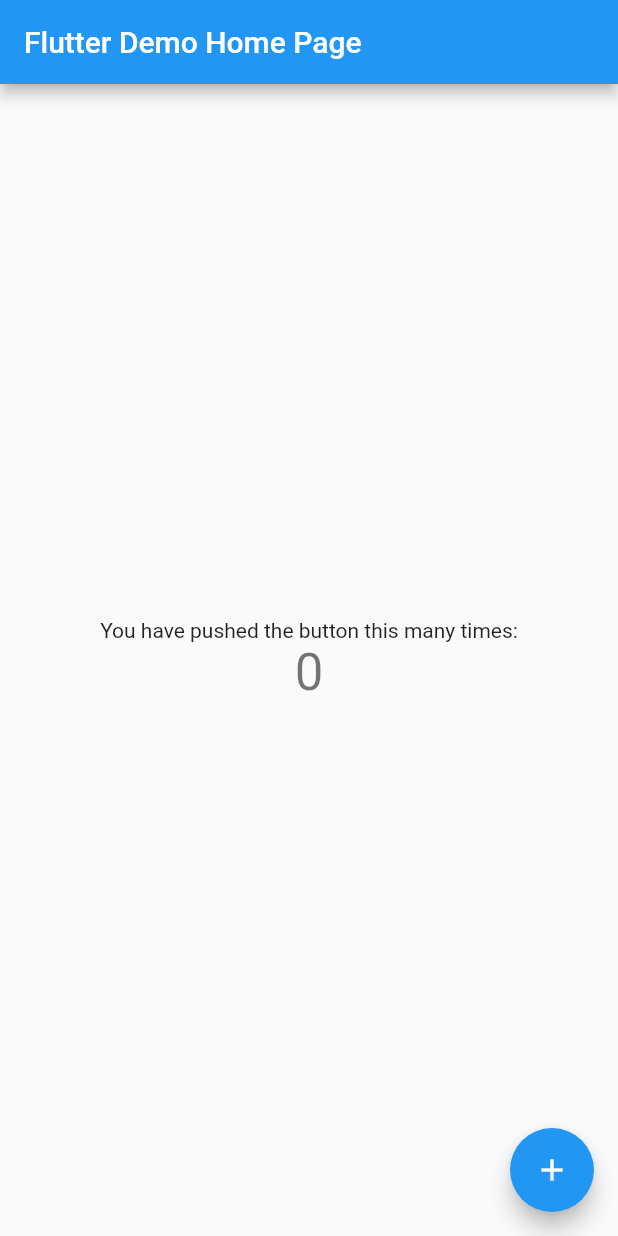
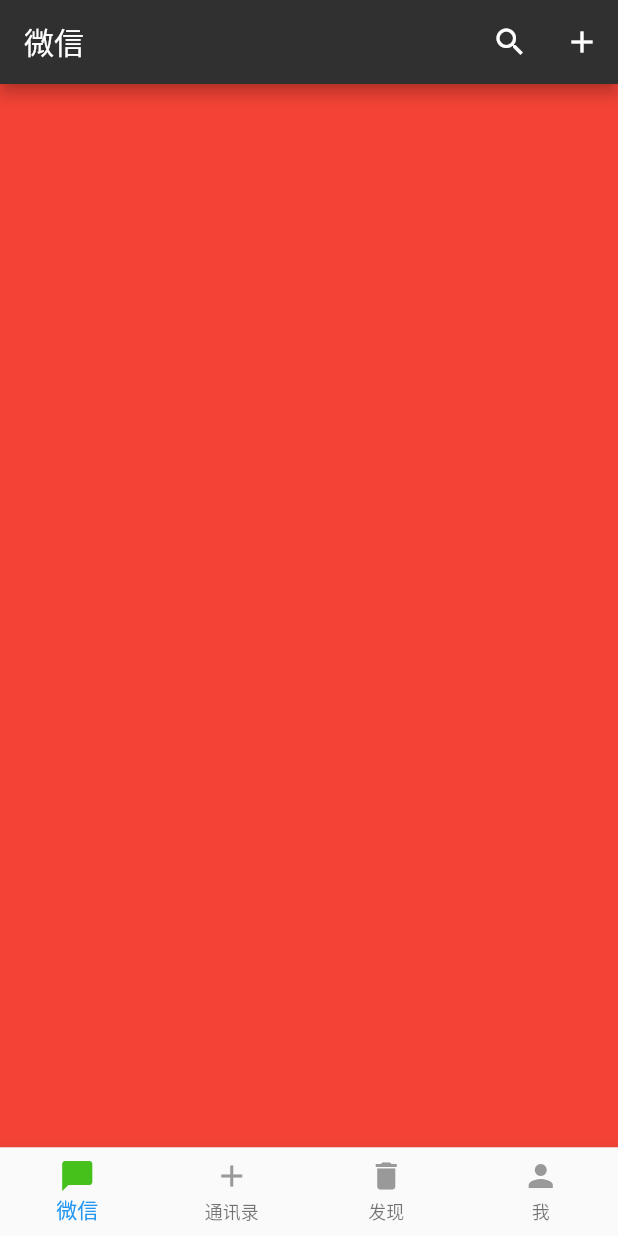
Before and after one commit to hyzhan43/wechat_clone, a Flutter app: the screen it shows after launch, on a phone screen of 412 x 824 dp. Run offline on Flutter 3.47's test engine with Material 2 defaults, Android fonts, the phone set to English and light mode, and no system bars.

Commit message:
完成首页底部按钮

```diff
--- /dev/null
+++ b/lib/constants.dart
@@ -0,0 +1,9 @@
+class AppColors {
+  static const AppBarColor = 0xff303030;
+  static const TabIconNormal = 0xff999999;
+  static const TabIconActive = 0xff46c11b;
+}
+
+class Constants {
+  static const IconFontFamily = "appIconFont";
+}
--- /dev/null
+++ b/lib/home/home_screen.dart
@@ -0,0 +1,95 @@
+import 'package:flutter/material.dart';
+import 'package:flutter_wechat/constants.dart';
+
+class NavigationIconView {
+  final String _title;
+  final IconData _icon;
+  final IconData _activeIcon;
+  final BottomNavigationBarItem item;
+
+  NavigationIconView(
+      {Key key, String title, IconData icon, IconData activeIcon})
+      : _title = title,
+        _icon = icon,
+        _activeIcon = activeIcon,
+        item = new BottomNavigationBarItem(
+            icon: Icon(
+              icon,
+              color: Color(AppColors.TabIconNormal),
+            ),
+            title: Text(
+              title,
+              style: TextStyle(
+                  fontSize: 14.0, color: Color(AppColors.TabIconNormal)),
+            ),
+            backgroundColor: Colors.white,
+            activeIcon:
+                Icon(activeIcon, color: Color(AppColors.TabIconActive)));
+}
+
+class HomeScreen extends StatefulWidget {
+  @override
+  _HomeScreenState createState() => _HomeScreenState();
+}
+
+class _HomeScreenState extends State<HomeScreen> {
+  List<NavigationIconView> _navigationViews;
+
+  @override
+  void initState() {
+    super.initState();
+    _navigationViews = [
+      NavigationIconView(
+          title: '微信', icon: Icons.delete, activeIcon: Icons.chat_bubble),
+      NavigationIconView(
+          title: '通讯录', icon: Icons.add, activeIcon: Icons.add_box),
+      NavigationIconView(
+        title: '发现',
+        icon: Icons.delete,
+        activeIcon: Icons.delete_forever,
+      ),
+      NavigationIconView(
+        title: '我',
+        icon: Icons.person,
+        activeIcon: Icons.person_add,
+      ),
+    ];
+  }
+
+  @override
+  Widget build(BuildContext context) {
+    final BottomNavigationBar botNavBar = BottomNavigationBar(
+      items: _navigationViews.map((NavigationIconView view) {
+        return view.item;
+      }).toList(),
+      currentIndex: 0,
+      type: BottomNavigationBarType.fixed,
+      onTap: (int index) {
+        print('点击的事第$index个Tab');
+      },
+    );
+
+    return Scaffold(
+      appBar: AppBar(
+        title: Text('微信'),
+        actions: <Widget>[
+          IconButton(
+            icon: Icon(Icons.search),
+            onPressed: () {
+              print('点击了搜索按钮');
+            },
+          ),
+          IconButton(
+              icon: Icon(Icons.add),
+              onPressed: () {
+                print('显示下拉列表');
+              })
+        ],
+      ),
+      body: Container(
+        color: Colors.red,
+      ),
+      bottomNavigationBar: botNavBar,
+    );
+  }
+}
--- a/lib/main.dart
+++ b/lib/main.dart
@@ -1,109 +1,11 @@
 import 'package:flutter/material.dart';
+import 'package:flutter_wechat/constants.dart';
+import 'package:flutter_wechat/home/home_screen.dart';
 
-void main() => runApp(new MyApp());
-
-class MyApp extends StatelessWidget {
-  // This widget is the root of your application.
-  @override
-  Widget build(BuildContext context) {
-    return new MaterialApp(
-      title: 'Flutter Demo',
-      theme: new ThemeData(
-        // This is the theme of your application.
-        //
-        // Try running your application with "flutter run". You'll see the
-        // application has a blue toolbar. Then, without quitting the app, try
-        // changing the primarySwatch below to Colors.green and then invoke
-        // "hot reload" (press "r" in the console where you ran "flutter run",
-        // or press Run > Flutter Hot Reload in IntelliJ). Notice that the
-        // counter didn't reset back to zero; the application is not restarted.
-        primarySwatch: Colors.blue,
+void main() => runApp(MaterialApp(
+      title: '微信',
+      theme: ThemeData.light().copyWith(
+        primaryColor: Color(AppColors.AppBarColor)
       ),
-      home: new MyHomePage(title: 'Flutter Demo Home Page'),
-    );
-  }
-}
-
-class MyHomePage extends StatefulWidget {
-  MyHomePage({Key key, this.title}) : super(key: key);
-
-  // This widget is the home page of your application. It is stateful, meaning
-  // that it has a State object (defined below) that contains fields that affect
-  // how it looks.
-
-  // This class is the configuration for the state. It holds the values (in this
-  // case the title) provided by the parent (in this case the App widget) and
-  // used by the build method of the State. Fields in a Widget subclass are
-  // always marked "final".
-
-  final String title;
-
-  @override
-  _MyHomePageState createState() => new _MyHomePageState();
-}
-
-class _MyHomePageState extends State<MyHomePage> {
-  int _counter = 0;
-
-  void _incrementCounter() {
-    setState(() {
-      // This call to setState tells the Flutter framework that something has
-      // changed in this State, which causes it to rerun the build method below
-      // so that the display can reflect the updated values. If we changed
-      // _counter without calling setState(), then the build method would not be
-      // called again, and so nothing would appear to happen.
-      _counter++;
-    });
-  }
-
-  @override
-  Widget build(BuildContext context) {
-    // This method is rerun every time setState is called, for instance as done
-    // by the _incrementCounter method above.
-    //
-    // The Flutter framework has been optimized to make rerunning build methods
-    // fast, so that you can just rebuild anything that needs updating rather
-    // than having to individually change instances of widgets.
-    return new Scaffold(
-      appBar: new AppBar(
-        // Here we take the value from the MyHomePage object that was created by
-        // the App.build method, and use it to set our appbar title.
-        title: new Text(widget.title),
-      ),
-      body: new Center(
-        // Center is a layout widget. It takes a single child and positions it
-        // in the middle of the parent.
-        child: new Column(
-          // Column is also layout widget. It takes a list of children and
-          // arranges them vertically. By default, it sizes itself to fit its
-          // children horizontally, and tries to be as tall as its parent.
-          //
-          // Invoke "debug paint" (press "p" in the console where you ran
-          // "flutter run", or select "Toggle Debug Paint" from the Flutter tool
-          // window in IntelliJ) to see the wireframe for each widget.
-          //
-          // Column has various properties to control how it sizes itself and
-          // how it positions its children. Here we use mainAxisAlignment to
-          // center the children vertically; the main axis here is the vertical
-          // axis because Columns are vertical (the cross axis would be
-          // horizontal).
-          mainAxisAlignment: MainAxisAlignment.center,
-          children: <Widget>[
-            new Text(
-              'You have pushed the button this many times:',
-            ),
-            new Text(
-              '$_counter',
-              style: Theme.of(context).textTheme.display1,
-            ),
-          ],
-        ),
-      ),
-      floatingActionButton: new FloatingActionButton(
-        onPressed: _incrementCounter,
-        tooltip: 'Increment',
-        child: new Icon(Icons.add),
-      ), // This trailing comma makes auto-formatting nicer for build methods.
-    );
-  }
-}
+      home: HomeScreen(),
+    ));
--- a/pubspec.yaml
+++ b/pubspec.yaml
@@ -66,3 +66,7 @@ flutter:
   #
   # For details regarding fonts from package dependencies,
   # see https://flutter.io/custom-fonts/#from-packages
+
+#  fonts:
+#    - family: appIconFont
+#    - asset:
```
Also changed, not shown: 2 other files.
